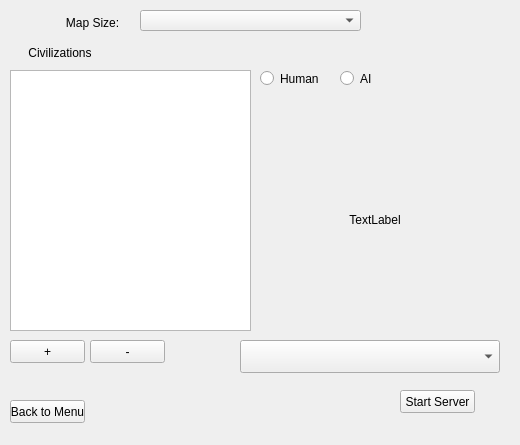
This is ProjectHiawathaMultiplayer/Server/serveroptions.ui in Alex-BusNet/ProjectHiawathaMultiplayer as Qt 5 draws it before an edit. The edited form follows.
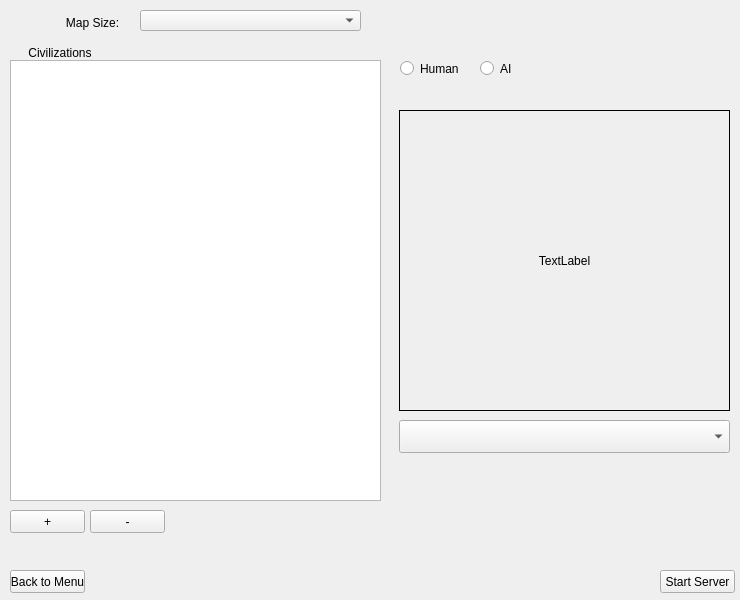
This is the edited form.

Diff of the .ui file:
```diff
--- a/ProjectHiawathaMultiplayer/Server/serveroptions.ui
+++ b/ProjectHiawathaMultiplayer/Server/serveroptions.ui
@@ -6,8 +6,8 @@
    <rect>
     <x>0</x>
     <y>0</y>
-    <width>520</width>
-    <height>445</height>
+    <width>740</width>
+    <height>600</height>
    </rect>
   </property>
   <property name="windowTitle">
@@ -26,8 +26,8 @@
   <widget class="QPushButton" name="startServer">
    <property name="geometry">
     <rect>
-     <x>400</x>
-     <y>390</y>
+     <x>660</x>
+     <y>570</y>
      <width>75</width>
      <height>23</height>
     </rect>
@@ -40,7 +40,7 @@
    <property name="geometry">
     <rect>
      <x>10</x>
-     <y>400</y>
+     <y>570</y>
      <width>75</width>
      <height>23</height>
     </rect>
@@ -75,9 +75,9 @@
    <property name="geometry">
     <rect>
      <x>10</x>
-     <y>70</y>
-     <width>241</width>
-     <height>261</height>
+     <y>60</y>
+     <width>371</width>
+     <height>441</height>
     </rect>
    </property>
   </widget>
@@ -106,9 +106,9 @@
   <widget class="QComboBox" name="civSelect">
    <property name="geometry">
     <rect>
-     <x>240</x>
-     <y>340</y>
-     <width>260</width>
+     <x>399</x>
+     <y>420</y>
+     <width>331</width>
      <height>33</height>
     </rect>
    </property>
@@ -128,18 +128,27 @@
   <widget class="QLabel" name="leaderPortrait">
    <property name="geometry">
     <rect>
-     <x>270</x>
-     <y>120</y>
-     <width>210</width>
-     <height>200</height>
+     <x>399</x>
+     <y>110</y>
+     <width>331</width>
+     <height>301</height>
     </rect>
    </property>
+   <property name="minimumSize">
+    <size>
+     <width>331</width>
+     <height>301</height>
+    </size>
+   </property>
    <property name="maximumSize">
     <size>
-     <width>210</width>
-     <height>200</height>
+     <width>331</width>
+     <height>301</height>
     </size>
    </property>
+   <property name="frameShape">
+    <enum>QFrame::Box</enum>
+   </property>
    <property name="text">
     <string>TextLabel</string>
    </property>
@@ -154,7 +163,7 @@
    <property name="geometry">
     <rect>
      <x>10</x>
-     <y>340</y>
+     <y>510</y>
      <width>75</width>
      <height>23</height>
     </rect>
@@ -167,7 +176,7 @@
    <property name="geometry">
     <rect>
      <x>90</x>
-     <y>340</y>
+     <y>510</y>
      <width>75</width>
      <height>23</height>
     </rect>
@@ -179,8 +188,8 @@
   <widget class="QRadioButton" name="humanRB">
    <property name="geometry">
     <rect>
-     <x>260</x>
-     <y>70</y>
+     <x>400</x>
+     <y>60</y>
      <width>82</width>
      <height>17</height>
     </rect>
@@ -192,8 +201,8 @@
   <widget class="QRadioButton" name="aiRB">
    <property name="geometry">
     <rect>
-     <x>340</x>
-     <y>70</y>
+     <x>480</x>
+     <y>60</y>
      <width>82</width>
      <height>17</height>
     </rect>
```
